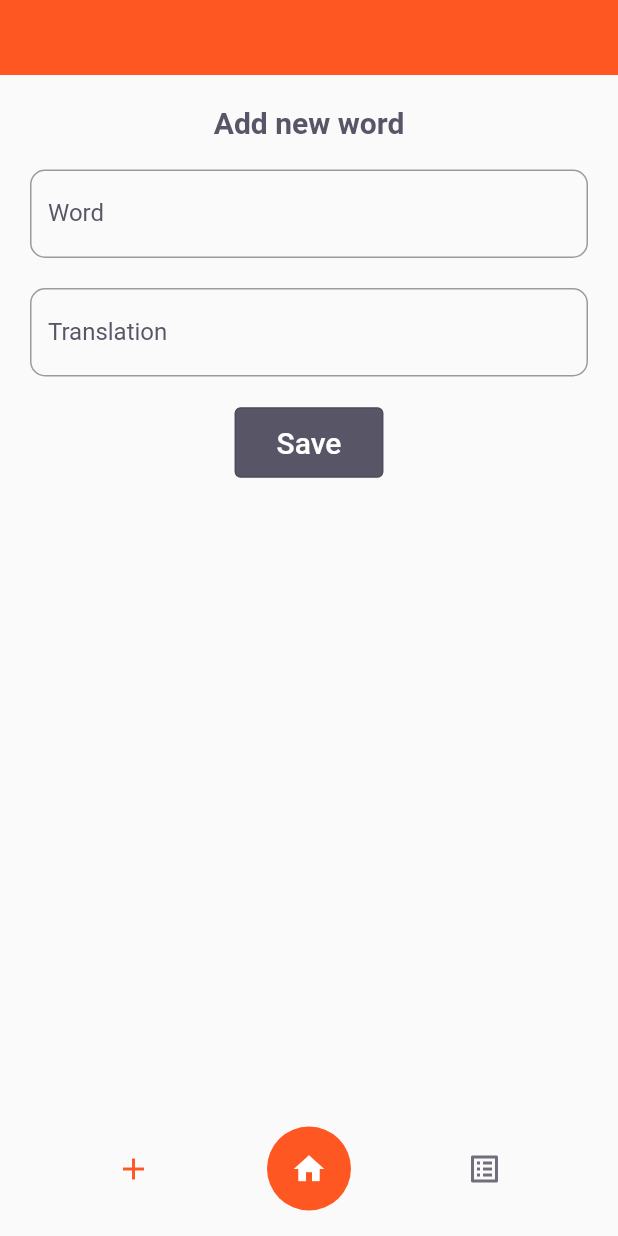
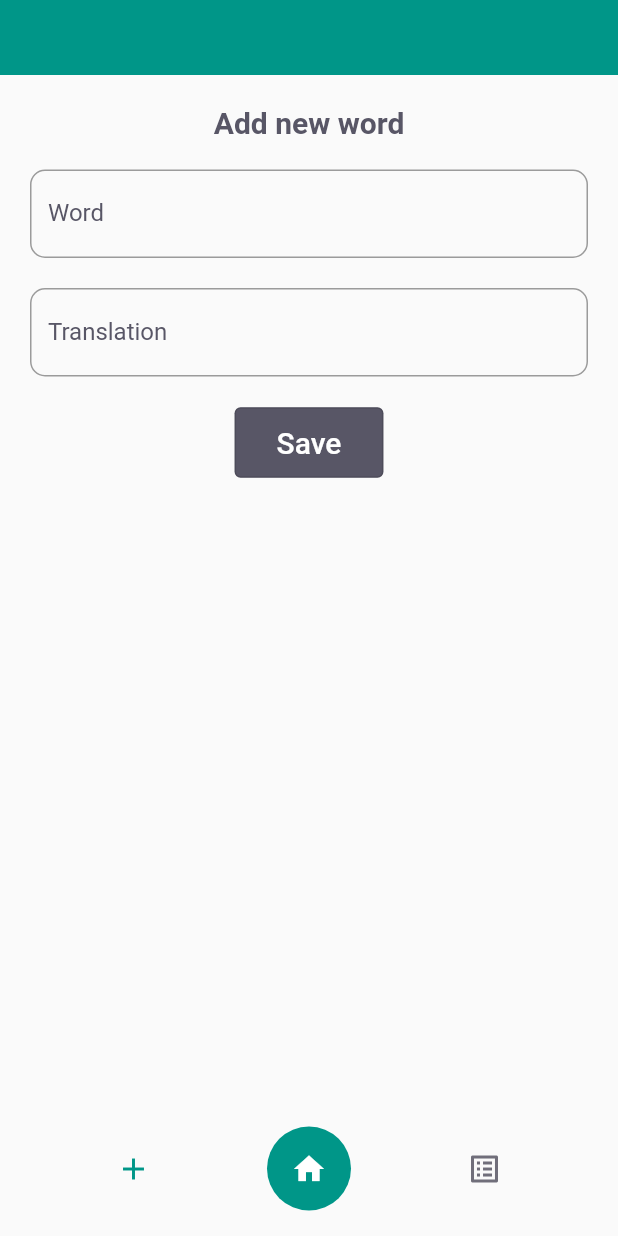
Before and after one commit to Edivri/word-generator-UI, a Flutter app: the screen it shows after launch, on a phone screen of 412 x 824 dp. Run offline on Flutter 3.47's test engine with Material 2 defaults, Android fonts, the phone set to English and light mode, and no system bars; our stand-ins replace fluttertoast, google_fonts, shared_preferences.

Commit message:
Update app_colors.dart

```diff
--- a/lib/shared/themes/app_colors.dart
+++ b/lib/shared/themes/app_colors.dart
@@ -1,10 +1,10 @@
 import 'package:flutter/material.dart';
 
 class AppColors {
-  static const primary = Colors.deepOrange;
+  static const primary = Colors.teal;
   static const secondary = Color(0xFF585666);
   static const gray = Color(0xFF585666);
-  static const delete = Color(0xFFE83F5B);
+  static const delete = Colors.teal;
   static const heading = Color(0xFF585666);
   static const body = Color(0xFF706E7A);
   static const stroke = Color(0xFFE3E3E6);
```
